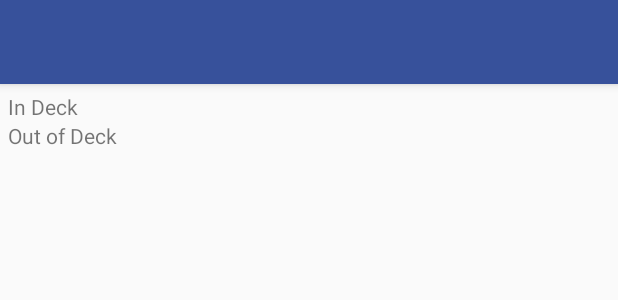
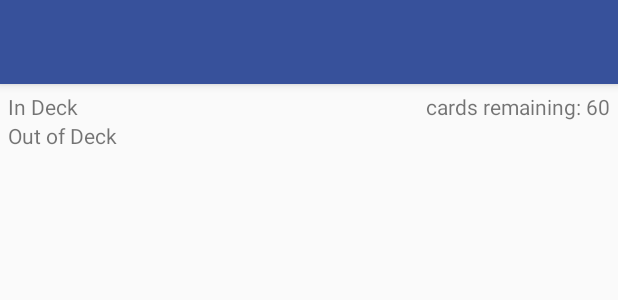
Before and after one commit to YifanLi5/MtgDecktracker, an Android app: the layout activity_play_deck.xml on its own in the app's theme, with its tools: preview values and no code run, on a phone screen of 412 x 824 dp. Shown: the top 300 px of the screen. Run offline under Robolectric (Android 15) with nearby library versions, the phone set to English and light mode, and no system bars.

Commit message:
added counter in playDeckActivity that shows how many cards remain

```diff
--- a/app/src/main/java/com/example/yifan/mtgdecktracker/PlayDeckActivityClasses/PlayDeckContentsDataAdapter.java
+++ b/app/src/main/java/com/example/yifan/mtgdecktracker/PlayDeckActivityClasses/PlayDeckContentsDataAdapter.java
@@ -48,11 +48,17 @@ public class PlayDeckContentsDataAdapter extends RecyclerView.Adapter<PlayDeckCo
 
     public void incrementTotalCardCount(){
         cardsRemainingInDeck++;
+        if(mContext instanceof PlayDeckActivity){
+            ((PlayDeckActivityCommunicator) mContext).changeCardsRemaining(cardsRemainingInDeck);
+        }
     }
 
     public void decrementTotalCardCount(){
         if(cardsRemainingInDeck != 0){
             cardsRemainingInDeck--;
+            if(mContext instanceof PlayDeckActivity){
+                ((PlayDeckActivityCommunicator) mContext).changeCardsRemaining(cardsRemainingInDeck);
+            }
         }
     }
 
--- a/app/src/main/res/layout/activity_play_deck.xml
+++ b/app/src/main/res/layout/activity_play_deck.xml
@@ -33,12 +33,32 @@
         android:padding="5dp"
         >
 
-        <TextView
+        <RelativeLayout
             android:layout_width="match_parent"
             android:layout_height="wrap_content"
-            android:text="In Deck"
-            android:gravity="left"
-            android:layout_weight="1"/>
+            android:layout_weight="1"
+            >
+
+            <TextView
+                android:layout_width="wrap_content"
+                android:layout_height="wrap_content"
+                android:text="In Deck"
+                android:layout_alignParentTop="true"
+                android:layout_alignParentLeft="true"
+                />
+
+            <TextView
+                android:id="@+id/cards_remaining"
+                android:layout_width="wrap_content"
+                android:layout_height="wrap_content"
+                android:text="cards remaining: 60"
+                android:layout_alignParentTop="true"
+                android:layout_alignParentRight="true"
+                android:layout_alignParentEnd="true" />
+
+
+        </RelativeLayout>
+
 
         <android.support.v7.widget.RecyclerView
             android:id="@+id/in_deck_recycler_view"
```
Also changed, not shown: app/src/main/java/com/example/yifan/mtgdecktracker/PlayDeckActivityClasses/PlayDeckActivity.java (+13 -3 lines), app/src/main/java/com/example/yifan/mtgdecktracker/PlayDeckActivityClasses/PlayDeckActivityCommunicator.java (+6 -4 lines).
